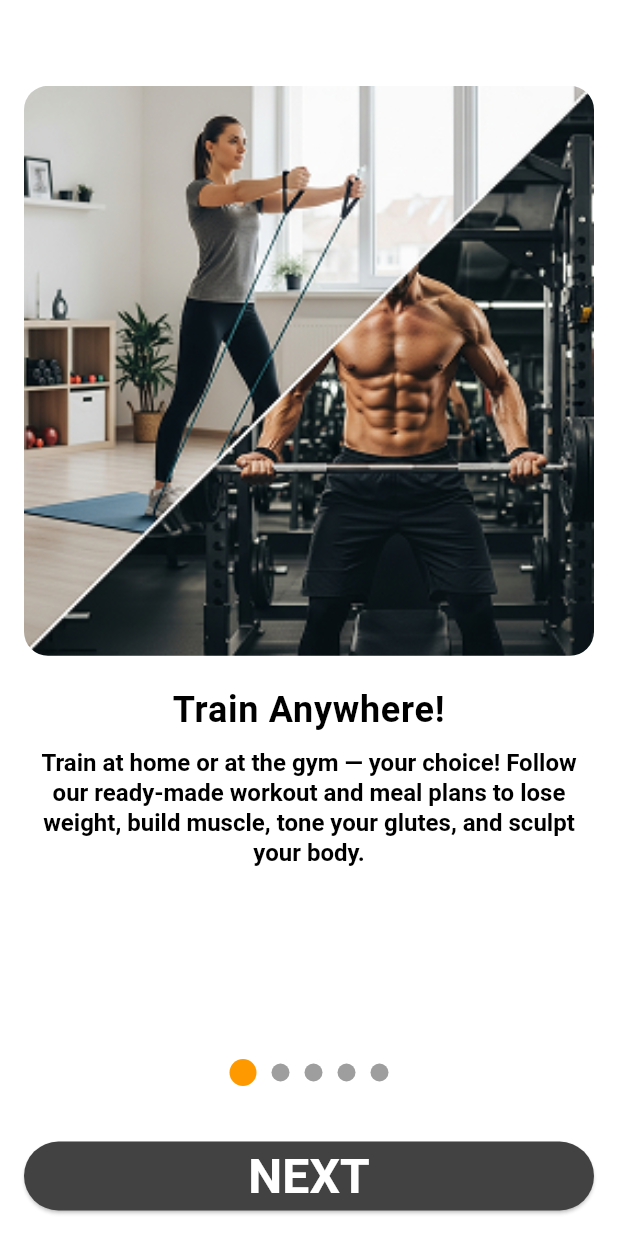
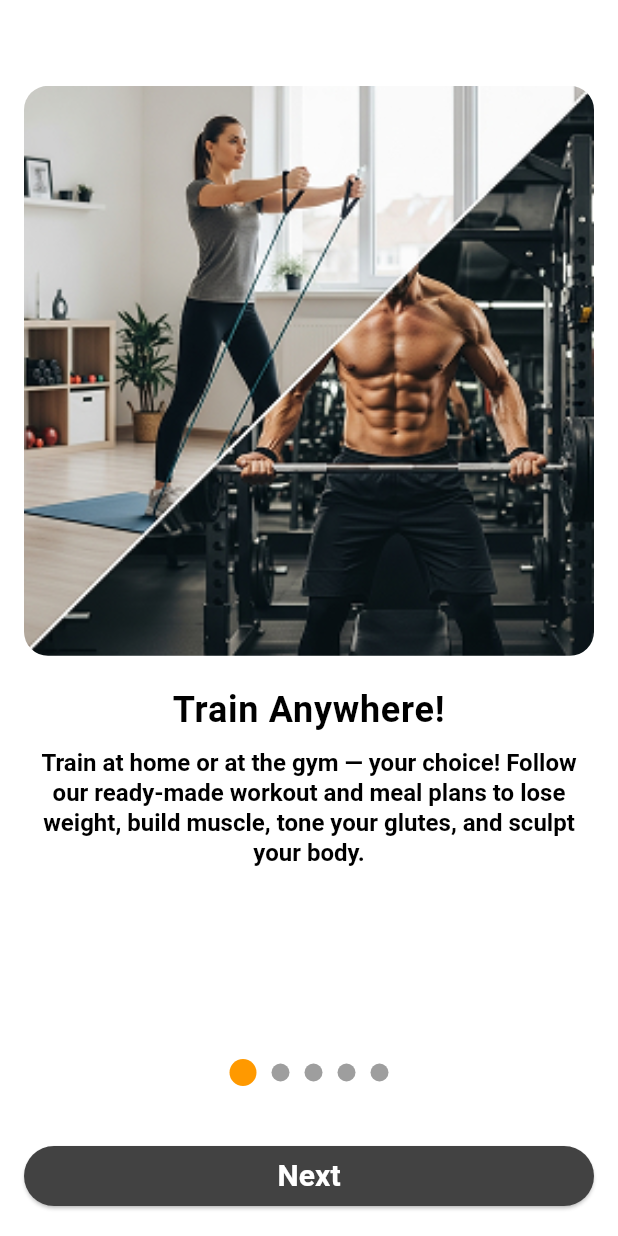
Before and after one commit to rostikKalabishka/Ai-FitCoach, a Flutter app: the screen it shows after launch, on a phone screen of 412 x 824 dp. Run offline on Flutter 3.47's test engine with Material 3 defaults, Android fonts, the phone set to English and light mode, and no system bars; our stand-ins replace auto_route, bloc, cloud_firestore, equatable, firebase_auth, firebase_core and 11 more; missing offline and left inert: flutter_facebook_auth; accounts and stored records are empty; generated files the repository leaves out were written again.

```diff
--- a/lib/app/ai_fit_coach_app.dart
+++ b/lib/app/ai_fit_coach_app.dart
@@ -1,9 +1,11 @@
 import 'package:ai_fit_coach/app/app_initializer.dart';
 import 'package:ai_fit_coach/blocs/settings_cubit/settings_cubit.dart';
+import 'package:ai_fit_coach/generated/l10n.dart';
 import 'package:ai_fit_coach/router/router.dart';
 import 'package:ai_fit_coach/ui/theme/theme.dart';
 import 'package:flutter/material.dart';
 import 'package:flutter_bloc/flutter_bloc.dart';
+import 'package:flutter_localizations/flutter_localizations.dart';
 
 class AiFitCoachApp extends StatefulWidget {
   const AiFitCoachApp({super.key});
@@ -20,7 +22,14 @@ class _AiFitCoachAppState extends State<AiFitCoachApp> {
       child: BlocBuilder<SettingsCubit, SettingsState>(
         builder: (context, state) {
           return MaterialApp.router(
-            title: 'Flutter Demo',
+            localizationsDelegates: [
+              S.delegate,
+              GlobalMaterialLocalizations.delegate,
+              GlobalWidgetsLocalizations.delegate,
+              GlobalCupertinoLocalizations.delegate,
+            ],
+            supportedLocales: S.delegate.supportedLocales,
+            title: 'AI FitCoach',
             theme: state.isDark ? themeDark : themeLight,
             debugShowCheckedModeBanner: false,
             routerConfig: _router.config(),
--- a/lib/features/onboarding/view/onboarding_screen.dart
+++ b/lib/features/onboarding/view/onboarding_screen.dart
@@ -1,5 +1,6 @@
 import 'package:ai_fit_coach/blocs/settings_cubit/settings_cubit.dart';
 import 'package:ai_fit_coach/features/onboarding/model/model.dart';
+import 'package:ai_fit_coach/generated/l10n.dart';
 import 'package:ai_fit_coach/router/router.dart';
 import 'package:ai_fit_coach/ui/widgets/widgets.dart';
 import 'package:auto_route/auto_route.dart';
@@ -35,9 +36,9 @@ class _OnboardingScreenState extends State<OnboardingScreen> {
   Widget build(BuildContext context) {
     final theme = Theme.of(context);
     final _size = MediaQuery.of(context).size;
+    final localizations = S.of(context);
 
     return Scaffold(
-      // backgroundColor: Colors.black,
       body: SafeArea(
         child: AnimatedOpacity(
           opacity: _formOpacity,
@@ -114,8 +115,8 @@ class _OnboardingScreenState extends State<OnboardingScreen> {
                     handleOnboardingAction(context);
                   },
                   child: Text(
-                    _currentIndex == arr.length - 1 ? 'START' : 'NEXT',
-                    style: TextStyle(color: Colors.white),
+                    _currentIndex == arr.length - 1 ? 'Start' : 'Next',
+                    style: TextStyle(color: Colors.white, fontSize: 20),
                   ),
                 ),
               )
--- /dev/null
+++ b/lib/l10n/intl_en.arb
@@ -0,0 +1,4 @@
+{
+  "start": "Start",
+  "next": "Next"
+}
```
Also changed, not shown: pubspec.yaml (+6 -4 lines), assets/images/challenges/hydration/1.png, assets/images/challenges/hydration/2.png, lib/generated/intl/messages_all.dart (added), lib/generated/intl/messages_en.dart (added), lib/generated/l10n.dart (added), pubspec.lock.
